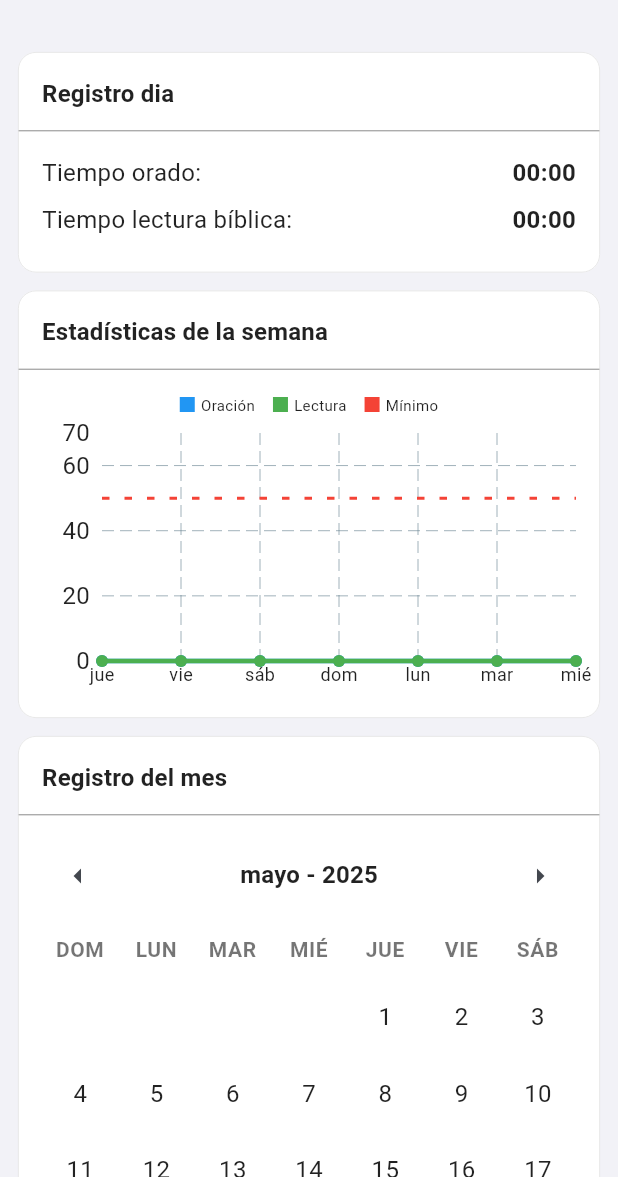
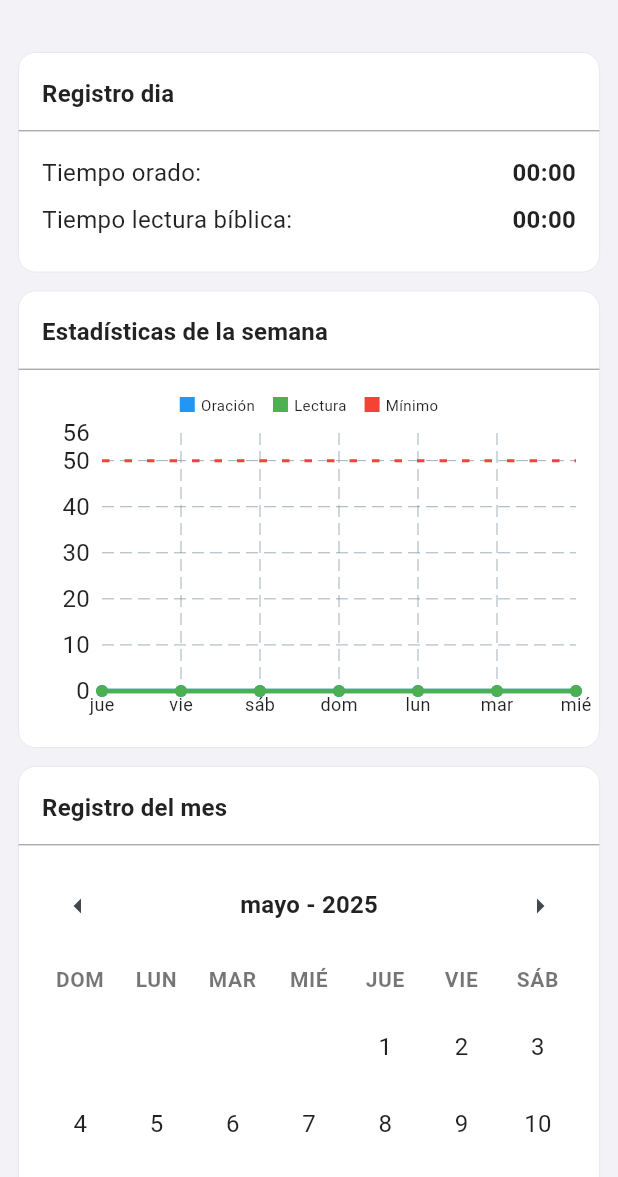
Before and after one commit to CarosDrean/spiritual_meter, a Flutter app: the StatisticsScreen screen opened directly, after a tap on the "arrow left" icon, on a phone screen of 412 x 824 dp, the part 59-1236 px from its top. Run offline on Flutter 3.47's test engine with Material 3 defaults, Android fonts, the phone set to English and light mode, and no system bars; drawn by our look-alikes of fl_chart; our stand-ins replace flutter_local_notifications, flutter_timezone, shared_preferences, sqflite, timezone; accounts and stored records are empty.

Commit message:
fix: statistics

```diff
--- a/lib/screens/home/home_screen.dart
+++ b/lib/screens/home/home_screen.dart
@@ -43,7 +43,10 @@ class _HomeScreenState extends State<HomeScreen> with WidgetsBindingObserver {
 
   @override
   void didChangeAppLifecycleState(AppLifecycleState state) {
-    if (state == AppLifecycleState.paused) {
+    if (state == AppLifecycleState.paused ||
+        state == AppLifecycleState.inactive ||
+        state == AppLifecycleState.detached) {
+      // TODO: save timer in start activity
       viewModel.saveTimerState();
       if (viewModel.isPrayerOn || viewModel.isBibleReadingOn) {
         viewModel.showReminderNotification();
@@ -124,7 +127,7 @@ class _HomeScreenState extends State<HomeScreen> with WidgetsBindingObserver {
                     children: [
                       PrayerGauge(
                         prayerTimeInSeconds:
-                        model.todayPrayerDuration.inSeconds,
+                            model.todayPrayerDuration.inSeconds,
                       ),
                       const SizedBox(height: 30),
                       Container(
--- a/lib/screens/statistics/statistics_screen.dart
+++ b/lib/screens/statistics/statistics_screen.dart
@@ -65,7 +65,7 @@ class _StatisticsScreenState extends State<StatisticsScreen> {
                 AppSectionCard(
                   title: kStatisticsTitle,
                   content: SizedBox(
-                    height: 200,
+                    height: 220,
                     child: PrayerReadingLineChart(
                       prayerTimes: model.prayerTimesLast7Days,
                       readingTimes: model.readingTimesLast7Days,
--- a/lib/screens/statistics/statistics_viewmodel.dart
+++ b/lib/screens/statistics/statistics_viewmodel.dart
@@ -113,7 +113,8 @@ class StatisticsViewModel extends ChangeNotifier {
   }
 
   Future<void> loadTimesLast7Days() async {
-    final today = DateTime.now();
+    final now = DateTime.now();
+    final today = DateTime(now.year, now.month, now.day);
     final start = today.subtract(const Duration(days: 6));
     final end = DateTime(today.year, today.month, today.day, 23, 59, 59);
     final logs = await dbHelper.getActivityLogsByDateRange(start, end);
--- a/lib/screens/statistics/widgets/weekly_chart_fl.dart
+++ b/lib/screens/statistics/widgets/weekly_chart_fl.dart
@@ -30,6 +30,13 @@ class PrayerReadingLineChart extends StatelessWidget {
     return '${min}m ${sec}s';
   }
 
+  double _calculateMaxY() {
+    final maxPrayer = prayerTimes.isNotEmpty ? prayerTimes.reduce((a, b) => a > b ? a : b) : 0;
+    final maxReading = readingTimes.isNotEmpty ? readingTimes.reduce((a, b) => a > b ? a : b) : 0;
+    final max = [maxPrayer, maxReading, 50].reduce((a, b) => a > b ? a : b);
+    return (max * 1.1).ceilToDouble(); // margin of 10%
+  }
+
   @override
   Widget build(BuildContext context) {
     return Column(
@@ -48,7 +55,7 @@ class PrayerReadingLineChart extends StatelessWidget {
         Expanded(
           child: LineChart(
             LineChartData(
-              maxY: 70,
+              maxY: _calculateMaxY(),
               minY: 0,
               gridData: FlGridData(show: true),
               borderData: FlBorderData(show: false),
```
